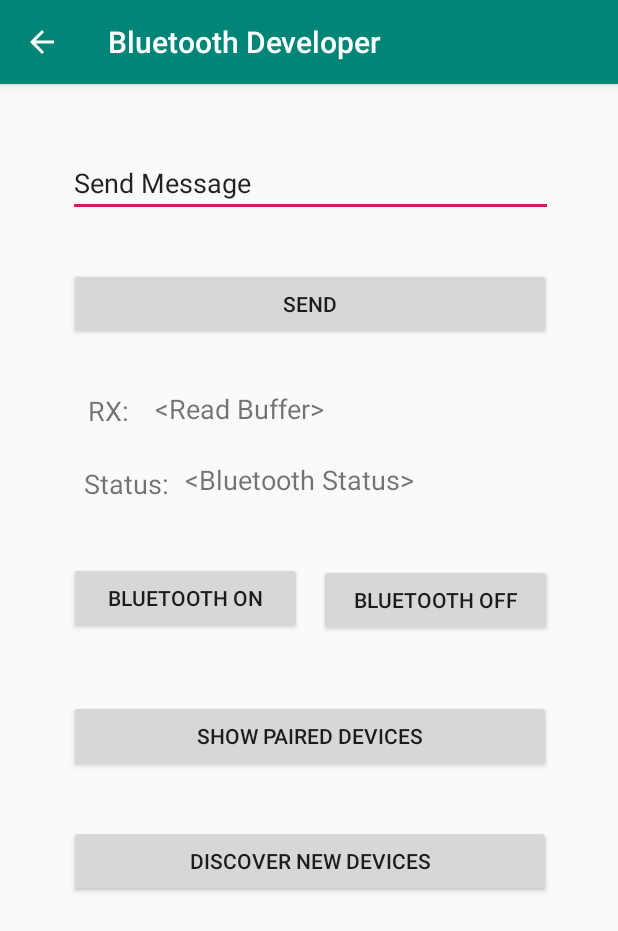
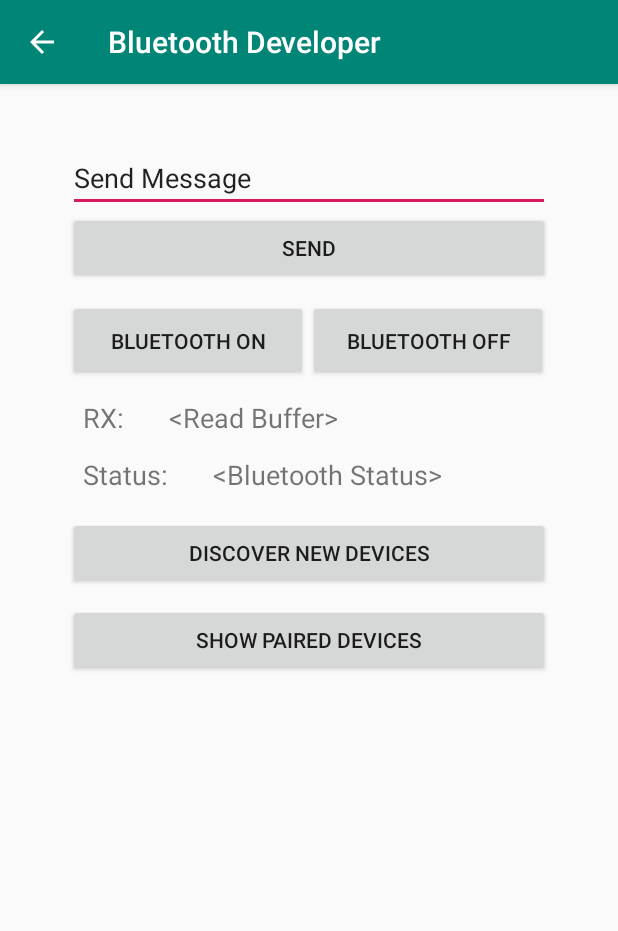
Before and after one commit to iridiumtao/SAIHS_ProjectS_2, an Android app: the screen it shows after launch (BTActivity), after a tap on "BUTTON", on a phone screen of 412 x 824 dp. Shown: the top 931 px of the screen. Run offline under Robolectric (Android 15) with nearby library versions, the phone set to English and light mode, and no system bars; 2 other taps on this screen came first.

Commit message:
18/10/08 找到crash原因並修正。 修正一些文字上的小問題 把content_BT改成LinerLayout嘗試修正界面問題，目前還有一處有問題。 在MainActivity中測試ListView，尚未成功。

```diff
--- a/app/src/main/java/app/jerry960331/saihs_projects_2/BTActivity.java
+++ b/app/src/main/java/app/jerry960331/saihs_projects_2/BTActivity.java
@@ -19,6 +19,7 @@ import android.support.v4.app.ActivityCompat;
 import android.support.v4.content.ContextCompat;
 import android.support.v7.app.AppCompatActivity;
 import android.support.v7.widget.Toolbar;
+import android.util.Log;
 import android.view.MenuItem;
 import android.view.View;
 import android.view.WindowManager;
@@ -54,6 +55,8 @@ public class BTActivity extends AppCompatActivity {
     //private CheckBox mLED1;
     private EditText mBTEditText;
     private Button mBTSendBtn;
+    private ListView mSentListView;
+    private String[] sentMsg = {"aaaa","bbb","ccccccccc","ddddd","eee"};
 
     private Handler mHandler;
     // Our main handler that will receive callback notifications
@@ -88,6 +91,14 @@ public class BTActivity extends AppCompatActivity {
         mBTAdapter = BluetoothAdapter.getDefaultAdapter();
 
         findViews();
+
+
+
+
+
+
+
+
 
         mBTArrayAdapter = new ArrayAdapter<String>(this,android.R.layout.simple_list_item_1);
         mBTAdapter = BluetoothAdapter.getDefaultAdapter();
@@ -143,6 +154,10 @@ public class BTActivity extends AppCompatActivity {
                     if(mConnectedThread != null) //First check to make sure thread created
                         mConnectedThread.write(mBTEditText.getText().toString());
                     //傳送將輸入的資料出去
+                    for (int i=0; i < sentMsg.length; i++) {
+
+                    }
+
                 }
             });
 
@@ -174,19 +189,26 @@ public class BTActivity extends AppCompatActivity {
                     discover(v);
                 }
             });
+
         }
     }
 
     private void bluetoothOn(View view){
-        if (!mBTAdapter.isEnabled()) {//如果藍芽沒開啟
-            Intent enableBtIntent = new Intent(BluetoothAdapter.ACTION_REQUEST_ENABLE);//跳出視窗
-            startActivityForResult(enableBtIntent, REQUEST_ENABLE_BT);
-            //開啟設定藍芽畫面
-            mBTStatTxV.setText("Bluetooth enabled");
-            Toast.makeText(getApplicationContext(),"Bluetooth turned on",Toast.LENGTH_SHORT).show();
+        try {
+            if (!mBTAdapter.isEnabled()) {//如果藍芽沒開啟
+                Intent enableBtIntent = new
+                        Intent(BluetoothAdapter.ACTION_REQUEST_ENABLE);//跳出視窗
+                startActivityForResult(enableBtIntent, REQUEST_ENABLE_BT);
+                //開啟設定藍芽畫面
+                mBTStatTxV.setText("Bluetooth enabled");
+                Toast.makeText(getApplicationContext(), "Bluetooth turned on", Toast.LENGTH_SHORT).show();
+            } else {
+                Toast.makeText(getApplicationContext(), "Bluetooth is already on",
+                        Toast.LENGTH_SHORT).show();
+            }
         }
-        else{
-            Toast.makeText(getApplicationContext(),"Bluetooth is already on",
+        catch (Exception e){
+            Toast.makeText(getApplicationContext(), "Bluetooth Error. Please make sure this device has Bluetooth support.",
                     Toast.LENGTH_SHORT).show();
         }
     }
@@ -201,16 +223,16 @@ public class BTActivity extends AppCompatActivity {
             if (resultCode == RESULT_OK) {
                 // The user picked a contact.
                 // The Intent's data Uri identifies which contact was selected.
-                mBTStatTxV.setText("Enabled");
+                mBTStatTxV.setText("Bluetooth Enabled");
             }
             else
-                mBTStatTxV.setText("Disabled");
+                mBTStatTxV.setText("Bluetooth Disabled");
         }
     }
 
     private void bluetoothOff(View view){
         mBTAdapter.disable(); // turn off bluetooth
-        mBTStatTxV.setText("Bluetooth disabled");
+        mBTStatTxV.setText("Bluetooth Disabled");
         Toast.makeText(getApplicationContext(),"Bluetooth turned Off",
                 Toast.LENGTH_SHORT).show();
     }
@@ -410,6 +432,7 @@ public class BTActivity extends AppCompatActivity {
         mBTEditText = findViewById(R.id.BTEditText);
         mBTSendBtn = findViewById(R.id.BTSendBtn);
         mDevicesListView = findViewById(R.id.devicesListView);
+        mSentListView = findViewById(R.id.sentListView);
     }
 
     @Override
--- a/app/src/main/java/app/jerry960331/saihs_projects_2/MainActivity.java
+++ b/app/src/main/java/app/jerry960331/saihs_projects_2/MainActivity.java
@@ -14,15 +14,18 @@ import android.support.v4.app.ActivityCompat;
 import android.support.v4.content.ContextCompat;
 import android.support.v7.app.AppCompatActivity;
 import android.support.v7.widget.Toolbar;
+import android.util.Log;
 import android.view.View;
 import android.view.Menu;
 import android.view.MenuItem;
+import android.widget.ArrayAdapter;
 import android.widget.Button;
+import android.widget.EditText;
+import android.widget.ListView;
 import android.widget.TextView;
 import android.widget.Toast;
 
-import java.util.Set;
-import java.util.UUID;
+
 
 public class MainActivity extends AppCompatActivity {
 
@@ -32,7 +35,8 @@ public class MainActivity extends AppCompatActivity {
             btnLegacySocketSwitch2,
             btnLegacySocketSwitch3,
             btnLegacySocketSwitch4,
-            btnBTSw;
+            btnBTSw,
+            btnTest        ;
 
     private String
             btnLegacySocketSwText1 ,
@@ -40,6 +44,9 @@ public class MainActivity extends AppCompatActivity {
             btnLegacySocketSwText3 ,
             btnLegacySocketSwText4;
 
+    private String testStringArray[];
+    private ListView testListView;
+    private EditText testEditText;
 
 
 
@@ -103,6 +110,10 @@ public class MainActivity extends AppCompatActivity {
         btnLegacySocketSwitch3 = findViewById(R.id.btnLegacySocketSwitch3);
         btnLegacySocketSwitch4 = findViewById(R.id.btnLegacySocketSwitch4);
         btnBTSw = findViewById(R.id.btnBTSw);
+
+        btnTest = findViewById(R.id.testBtn);
+        testEditText = findViewById(R.id.testEditText);
+        testListView = findViewById(R.id.testListView);
 
     }
 
@@ -256,4 +267,15 @@ public class MainActivity extends AppCompatActivity {
         Intent intent = new Intent(this, BTActivity.class);
         startActivity(intent);
     }
+
+    public void test(View view){
+        int k= 0 ;
+        testStringArray = new String[k];
+        for(int i = 0; i <= testStringArray.length; i++){
+            testStringArray[i] = testEditText.getText().toString();`
+
+            ArrayAdapter adapter = new ArrayAdapter(this, android.R.layout.simple_list_item_1,testStringArray);
+            testListView.setAdapter(adapter);
+        }
+    }
 }
--- a/app/src/main/res/layout/content_bt.xml
+++ b/app/src/main/res/layout/content_bt.xml
@@ -1,162 +1,168 @@
 <?xml version="1.0" encoding="utf-8"?>
-<android.support.constraint.ConstraintLayout xmlns:android="http://schemas.android.com/apk/res/android"
+<LinearLayout xmlns:android="http://schemas.android.com/apk/res/android"
     xmlns:app="http://schemas.android.com/apk/res-auto"
     xmlns:tools="http://schemas.android.com/tools"
     android:layout_width="match_parent"
     android:layout_height="match_parent"
+    android:orientation="vertical"
+    android:weightSum="100"
     app:layout_behavior="@string/appbar_scrolling_view_behavior"
     tools:context=".BTActivity"
     tools:showIn="@layout/activity_bt">
 
+
+    <ScrollView
+        android:layout_width="match_parent"
+        android:layout_height="wrap_content">
+
+        <LinearLayout
+            android:layout_width="match_parent"
+            android:layout_height="match_parent"
+            android:orientation="vertical">
+
             <EditText
                 android:id="@+id/BTEditText"
-        android:layout_width="323dp"
-        android:layout_height="wrap_content"
-        android:ems="10"
-        android:importantForAutofill="no"
+                android:layout_width="match_parent"
+                android:layout_height="match_parent"
+                android:layout_gravity="center_horizontal"
+                android:layout_marginLeft="45dp"
+                android:layout_marginTop="40dp"
+                android:layout_marginRight="45dp"
                 android:inputType="textPersonName"
-        android:text="Send Message"
-        app:layout_constraintBottom_toBottomOf="parent"
-        app:layout_constraintEnd_toEndOf="parent"
-        app:layout_constraintHorizontal_bias="0.508"
-        app:layout_constraintStart_toStartOf="parent"
-        app:layout_constraintTop_toTopOf="parent"
-        app:layout_constraintVertical_bias="0.060000002"
-        tools:ignore="LabelFor,UnusedAttribute" />
+                android:text="Send Message" />
 
             <Button
                 android:id="@+id/BTSendBtn"
-        android:layout_width="321dp"
+                android:layout_width="match_parent"
+                android:layout_height="match_parent"
+                android:layout_gravity="center"
+                android:layout_marginLeft="45dp"
+                android:layout_marginRight="45dp"
+                android:text="SEND" />
+
+            <ListView
+                android:id="@+id/sentListView"
+                android:layout_width="match_parent"
                 android:layout_height="wrap_content"
-        android:text="SEND"
-        app:layout_constraintBottom_toBottomOf="parent"
-        app:layout_constraintEnd_toEndOf="parent"
-        app:layout_constraintHorizontal_bias="0.508"
-        app:layout_constraintStart_toStartOf="parent"
-        app:layout_constraintTop_toTopOf="parent"
-        app:layout_constraintVertical_bias="0.17000002" />
+                android:layout_marginLeft="45dp"
+                android:layout_marginTop="5dp"
+                android:layout_marginRight="45dp"
+                android:layout_marginBottom="5dp" />
 
-    <Button
-        android:id="@+id/BTDiscoverBtn"
-        android:layout_width="321dp"
-        android:layout_height="wrap_content"
-        android:text="discover new devices"
-        app:layout_constraintBottom_toBottomOf="parent"
-        app:layout_constraintEnd_toEndOf="parent"
-        app:layout_constraintHorizontal_bias="0.507"
-        app:layout_constraintStart_toStartOf="parent"
-        app:layout_constraintTop_toTopOf="parent"
-        app:layout_constraintVertical_bias="0.686" />
+            <LinearLayout
+                android:layout_width="match_parent"
+                android:layout_height="54dp"
+                android:layout_marginLeft="45dp"
+                android:layout_marginRight="45dp"
+                android:orientation="horizontal">
 
                 <Button
                     android:id="@+id/BTOnBtn"
-        android:layout_width="155dp"
-        android:layout_height="wrap_content"
-        android:text="Bluetooth ON"
-        app:layout_constraintBottom_toBottomOf="parent"
-        app:layout_constraintEnd_toStartOf="@+id/BTOffBtn"
-        app:layout_constraintHorizontal_bias="0.807"
-        app:layout_constraintStart_toStartOf="parent"
-        app:layout_constraintTop_toTopOf="parent"
-        app:layout_constraintVertical_bias="0.443" />
-
-    <Button
-        android:id="@+id/BTShowPairedBtn"
-        android:layout_width="321dp"
-        android:layout_height="wrap_content"
-        android:text="show paired devices"
-        app:layout_constraintBottom_toBottomOf="parent"
-        app:layout_constraintEnd_toEndOf="parent"
-        app:layout_constraintHorizontal_bias="0.507"
-        app:layout_constraintStart_toStartOf="parent"
-        app:layout_constraintTop_toTopOf="parent"
-        app:layout_constraintVertical_bias="0.57" />
+                    android:layout_width="160dp"
+                    android:layout_height="match_parent"
+                    android:text="Bluetooth ON" />
 
                 <Button
                     android:id="@+id/BTOffBtn"
-        android:layout_width="155dp"
-        android:layout_height="wrap_content"
-        android:layout_marginTop="8dp"
-        android:layout_marginBottom="8dp"
-        android:text="Bluetooth OFF"
-        app:layout_constraintBottom_toBottomOf="parent"
-        app:layout_constraintEnd_toEndOf="parent"
-        app:layout_constraintHorizontal_bias="0.828"
-        app:layout_constraintStart_toStartOf="parent"
-        app:layout_constraintTop_toTopOf="parent"
-        app:layout_constraintVertical_bias="0.443" />
+                    android:layout_width="160dp"
+
+                    android:layout_height="match_parent"
+                    android:text="Bluetooth OFF" />
+
+            </LinearLayout>
+
+            <LinearLayout
+                android:layout_width="match_parent"
+                android:layout_height="45dp"
+                android:layout_marginLeft="45dp"
+                android:layout_marginRight="45dp"
+                android:orientation="horizontal">
 
                 <TextView
                     android:id="@+id/RX"
                     android:layout_width="wrap_content"
-        android:layout_height="wrap_content"
-        android:layout_marginStart="8dp"
-        android:layout_marginBottom="8dp"
+                    android:layout_height="match_parent"
+                    android:layout_gravity="center"
+                    android:layout_marginStart="10dp"
+                    android:layout_marginTop="8dp"
+                    android:layout_marginEnd="30dp"
                     android:singleLine="false"
                     android:text="RX:"
-        android:textSize="18sp"
-        app:layout_constraintBottom_toBottomOf="parent"
-        app:layout_constraintEnd_toEndOf="parent"
-        app:layout_constraintHorizontal_bias="0.135"
-        app:layout_constraintStart_toStartOf="parent"
-        app:layout_constraintTop_toTopOf="parent"
-        app:layout_constraintVertical_bias="0.279" />
+                    android:textSize="18sp" />
+
+                <TextView
+                    android:id="@+id/BTRXTxV"
+                    android:layout_width="wrap_content"
+                    android:layout_height="match_parent"
+                    android:layout_gravity="center"
+                    android:layout_marginTop="8dp"
+                    android:text="@string/read_buffer"
+                    android:textSize="18sp" />
+            </LinearLayout>
+
+            <LinearLayout
+                android:layout_width="match_parent"
+                android:layout_height="43dp"
+                android:layout_marginLeft="45dp"
+                android:layout_marginRight="45dp"
+                android:orientation="horizontal">
 
                 <TextView
                     android:id="@+id/RX2"
                     android:layout_width="wrap_content"
-        android:layout_height="wrap_content"
-        android:layout_marginStart="8dp"
-        android:layout_marginBottom="8dp"
+                    android:layout_height="match_parent"
+                    android:layout_gravity="center"
+
+                    android:layout_marginStart="10dp"
+                    android:layout_marginTop="3dp"
+                    android:layout_marginEnd="30dp"
                     android:singleLine="false"
                     android:text="@string/status"
-        android:textAlignment="viewStart"
-        android:textSize="18sp"
-        app:layout_constraintBottom_toBottomOf="parent"
-        app:layout_constraintEnd_toEndOf="parent"
-        app:layout_constraintHorizontal_bias="0.139"
-        app:layout_constraintStart_toStartOf="parent"
-        app:layout_constraintTop_toTopOf="parent"
-        app:layout_constraintVertical_bias="0.345" />
-
-    <TextView
-        android:id="@+id/BTRXTxV"
-        android:layout_width="wrap_content"
-        android:layout_height="wrap_content"
-        android:layout_marginStart="8dp"
-        android:layout_marginEnd="196dp"
-        android:text="@string/read_buffer"
-        android:textSize="18sp"
-        app:layout_constraintBottom_toBottomOf="parent"
-        app:layout_constraintEnd_toEndOf="parent"
-        app:layout_constraintHorizontal_bias="0.09"
-        app:layout_constraintStart_toEndOf="@+id/textView7"
-        app:layout_constraintTop_toTopOf="parent"
-        app:layout_constraintVertical_bias="0.274" />
+                    android:textSize="18sp" />
 
                 <TextView
                     android:id="@+id/BTStatTxV"
                     android:layout_width="wrap_content"
-        android:layout_height="wrap_content"
-        android:layout_marginTop="8dp"
-        android:layout_marginEnd="136dp"
-        android:layout_marginBottom="8dp"
+                    android:layout_height="match_parent"
+                    android:layout_gravity="center"
+                    android:layout_marginTop="3dp"
                     android:text="@string/bluetooth_status"
-        android:textSize="18sp"
-        app:layout_constraintBottom_toBottomOf="parent"
-        app:layout_constraintEnd_toEndOf="parent"
-        app:layout_constraintTop_toTopOf="parent"
-        app:layout_constraintVertical_bias="0.335" />
+                    android:textSize="18sp" />
+            </LinearLayout>
+
+            <Button
+                android:id="@+id/BTDiscoverBtn"
+                android:layout_width="match_parent"
+                android:layout_height="match_parent"
+                android:layout_gravity="center"
+                android:layout_marginLeft="45dp"
+                android:layout_marginTop="2dp"
+                android:layout_marginRight="45dp"
+                android:text="discover new devices" />
+
+            <Button
+                android:id="@+id/BTShowPairedBtn"
+                android:layout_width="match_parent"
+                android:layout_height="match_parent"
+                android:layout_gravity="center"
+                android:layout_marginLeft="45dp"
+                android:layout_marginTop="10dp"
+                android:layout_marginRight="45dp"
+                android:text="show paired devices" />
 
             <ListView
                 android:id="@+id/devicesListView"
-        android:layout_width="318dp"
-        android:layout_height="163dp"
+                android:layout_width="match_parent"
+                android:layout_height="wrap_content"
+                android:layout_gravity="center"
+                android:layout_marginLeft="45dp"
                 android:layout_marginTop="13dp"
-        app:layout_constraintBottom_toBottomOf="parent"
-        app:layout_constraintEnd_toEndOf="parent"
-        app:layout_constraintStart_toStartOf="parent"
-        app:layout_constraintTop_toBottomOf="@+id/BTDiscoverBtn" />
+                android:layout_marginRight="45dp">
+
+            </ListView>
+
+        </LinearLayout>
+    </ScrollView>
 
 
-</android.support.constraint.ConstraintLayout>
+</LinearLayout>
--- a/app/src/main/res/layout/content_main.xml
+++ b/app/src/main/res/layout/content_main.xml
@@ -161,4 +161,46 @@
         app:layout_constraintTop_toTopOf="parent"
         app:layout_constraintVertical_bias="1.0" />
 
+    <Button
+        android:id="@+id/testBtn"
+        android:layout_width="wrap_content"
+        android:layout_height="wrap_content"
+        android:onClick="test"
+        android:text="Button"
+        app:layout_constraintBottom_toBottomOf="parent"
+        app:layout_constraintEnd_toEndOf="parent"
+        app:layout_constraintHorizontal_bias="0.975"
+        app:layout_constraintStart_toStartOf="parent"
+        app:layout_constraintTop_toTopOf="parent"
+        app:layout_constraintVertical_bias="0.454" />
+
+    <EditText
+        android:id="@+id/testEditText"
+        android:layout_width="wrap_content"
+        android:layout_height="wrap_content"
+        android:layout_marginTop="8dp"
+        android:layout_marginBottom="8dp"
+        android:ems="10"
+        android:inputType="textPersonName"
+        android:text="Name"
+        app:layout_constraintBottom_toBottomOf="parent"
+        app:layout_constraintEnd_toEndOf="parent"
+        app:layout_constraintHorizontal_bias="1.0"
+        app:layout_constraintStart_toStartOf="parent"
+        app:layout_constraintTop_toTopOf="parent"
+        app:layout_constraintVertical_bias="0.367" />
+
+    <ListView
+        android:id="@+id/testListView"
+        android:layout_width="194dp"
+        android:layout_height="279dp"
+        android:layout_marginTop="8dp"
+        android:layout_marginBottom="8dp"
+        app:layout_constraintBottom_toBottomOf="parent"
+        app:layout_constraintEnd_toEndOf="parent"
+        app:layout_constraintHorizontal_bias="0.963"
+        app:layout_constraintStart_toStartOf="parent"
+        app:layout_constraintTop_toTopOf="parent"
+        app:layout_constraintVertical_bias="0.977" />
+
 </android.support.constraint.ConstraintLayout>
```
Lines whose indentation alone changed are shown as unchanged.
